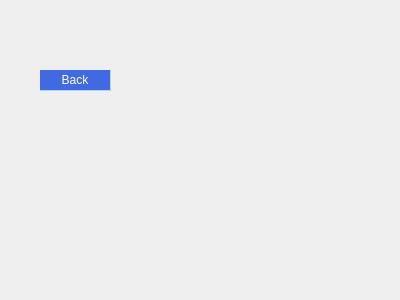
Before: the Qt Designer form highscore.ui in CREVIOS/minesweeper, drawn with Qt 5.
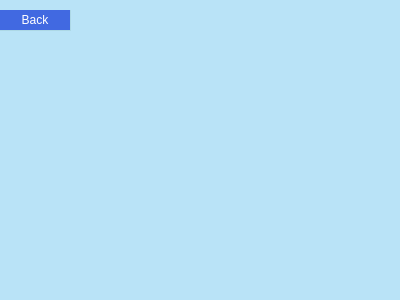
After: the same form once the commit is applied.

Patch:
```diff
--- a/highscore.ui
+++ b/highscore.ui
@@ -13,11 +13,18 @@
   <property name="windowTitle">
    <string>Dialog</string>
   </property>
+  <property name="styleSheet">
+   <string notr="true">QDialog{ 
+background-color: 	#b9e3f7 ;
+color: #007dff;
+border-radius: 15px;
+}</string>
+  </property>
   <widget class="QPushButton" name="Back_Button">
    <property name="geometry">
     <rect>
-     <x>40</x>
-     <y>70</y>
+     <x>0</x>
+     <y>10</y>
      <width>71</width>
      <height>21</height>
     </rect>
```
